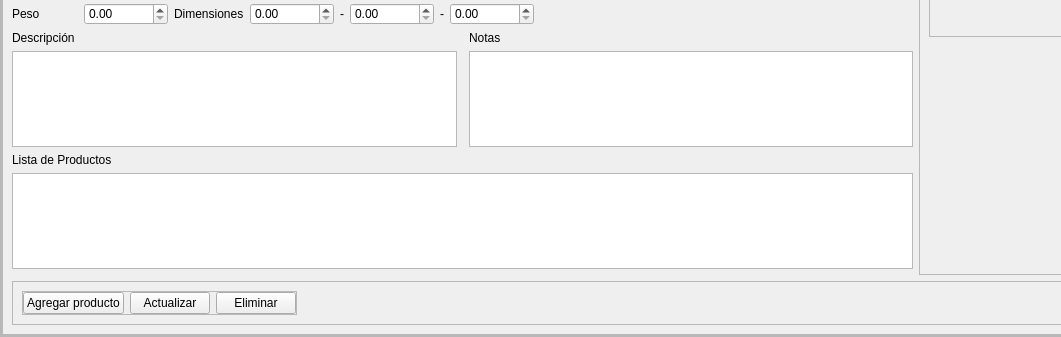
LAngelVp/software-punto-de-venta, file app/View/UserInterfaceUi/UI_AGREGARPRODUCTO.ui: the form before one commit; both pictures show x 0 to 1061 and y 229 to 566 of the 1171 by 566 pixel window.
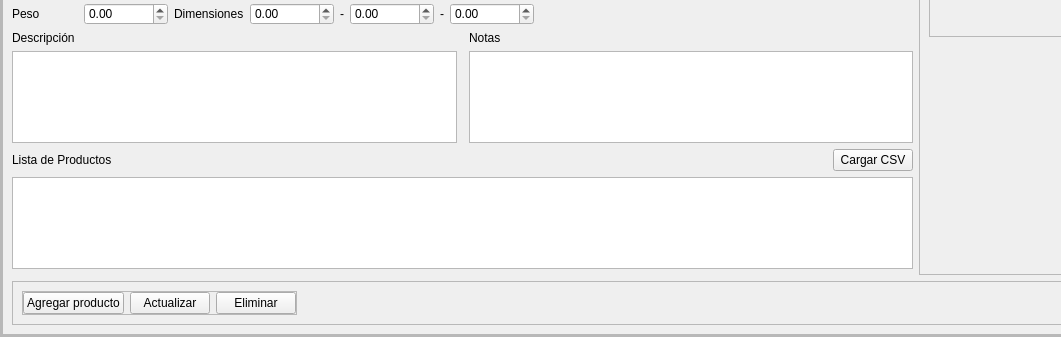
The form after the commit. Icons and pictures are not drawn.

Patch:
```diff
--- a/app/View/UserInterfaceUi/UI_AGREGARPRODUCTO.ui
+++ b/app/View/UserInterfaceUi/UI_AGREGARPRODUCTO.ui
@@ -859,6 +859,16 @@
                  </property>
                 </widget>
                </item>
+               <item row="2" column="3" alignment="Qt::AlignRight">
+                <widget class="QPushButton" name="btn_btn_cargar_CSVProductos">
+                 <property name="cursor">
+                  <cursorShape>PointingHandCursor</cursorShape>
+                 </property>
+                 <property name="text">
+                  <string>Cargar CSV</string>
+                 </property>
+                </widget>
+               </item>
               </layout>
              </item>
              <item row="7" column="0">
```
